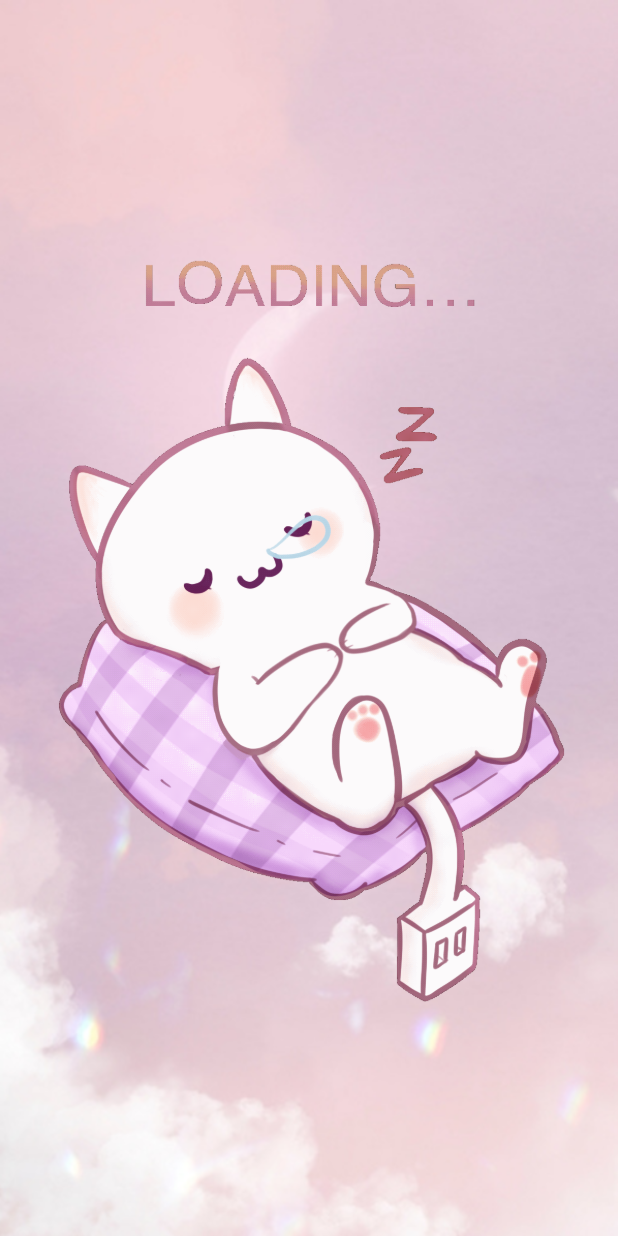
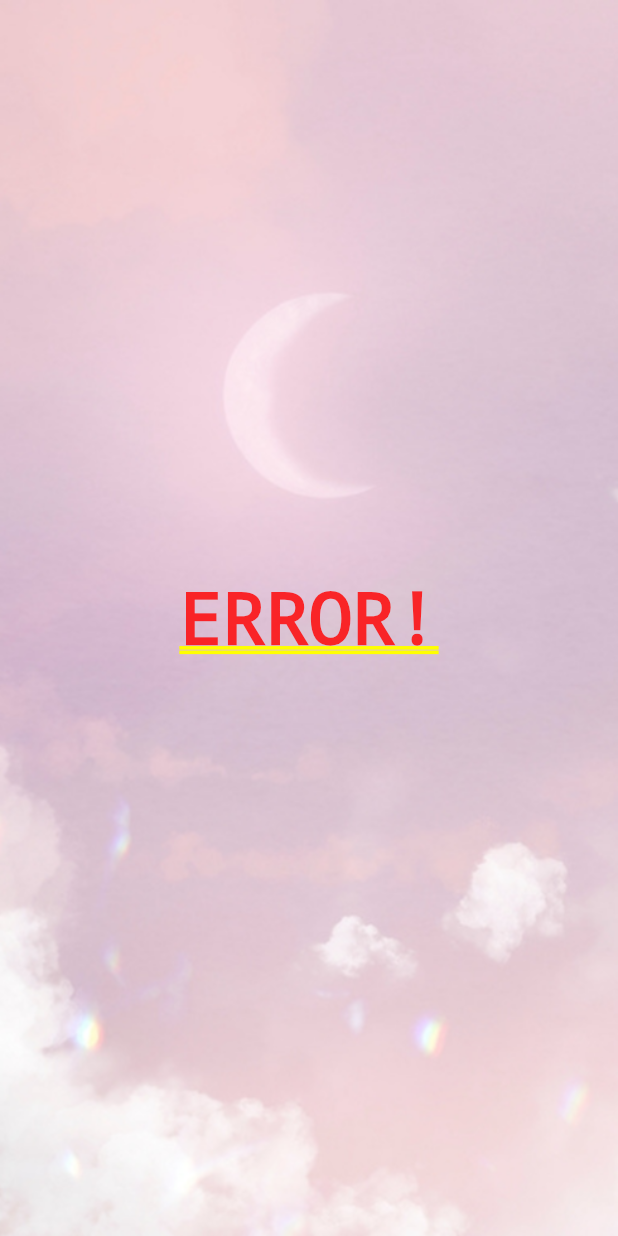
Before and after one commit to Yippea-Pet/purrfect_compawnion, a Flutter app: the Home screen opened by its route, after a tap on "Weather", on a phone screen of 412 x 824 dp. Run offline on Flutter 3.47's test engine with Material 2 defaults, Android fonts, the phone set to English and light mode, and no system bars; our stand-ins replace cloud_firestore, date_picker_timeline, email_validator, firebase_auth, firebase_core, flutter_local_notifications and 7 more; missing offline and left inert: country_codes; accounts and stored records are empty.

Commit message:
Fix bugs - Spamming play button will cause error message now - If permission to location is not given, user will be directed to the error page - fixed tasks not appearing bug - Scheduled notification for the hunger level of pets will include pets' names now ("Soccat! is starving!") - fixed home page button and user guide to fit smaller screen device - hunger level has a maximum value of 100 now

```diff
--- a/lib/pages/features/home.dart
+++ b/lib/pages/features/home.dart
@@ -62,12 +62,13 @@ class _HomeState extends State<Home> {
             ),
             Expanded(
               flex: 2,
+              child: SingleChildScrollView(
                 child: Column(
                   mainAxisAlignment: MainAxisAlignment.spaceEvenly,
                   children: [
                     Center(
                       child: SizedBox(
-                      width: 230,
+                        width: MediaQuery.of(context).size.width * 0.6,
                         child: ElevatedButton(
                             onPressed: () {
                               Navigator.pushNamed(context, '/pethouse');
@@ -78,15 +79,16 @@ class _HomeState extends State<Home> {
                               style: TextStyle(
                                 // backgroundColor: Colors.pink[100],
                                 color: Colors.pink[400],
-                              fontSize: 40.0,
+                                fontSize: MediaQuery.of(context).size.width * 0.1,
                               ),
                             )
                         ),
                       ),
                     ),
+                    SizedBox(height: MediaQuery.of(context).size.height * 0.005,),
                     Center(
                       child: SizedBox(
-                      width: 230,
+                        width: MediaQuery.of(context).size.width * 0.6,
                         child: ElevatedButton(
                             onPressed: () {
                               Navigator.pushNamed(context, '/todo');
@@ -97,15 +99,16 @@ class _HomeState extends State<Home> {
                               style: TextStyle(
                                 // backgroundColor: Colors.pink[100],
                                 color: Colors.pink[400],
-                              fontSize: 40.0,
+                                fontSize: MediaQuery.of(context).size.width * 0.1,
                               ),
                             )
                         ),
                       ),
                     ),
+                    SizedBox(height: MediaQuery.of(context).size.height * 0.01,),
                     Center(
                       child: SizedBox(
-                      width: 230,
+                        width: MediaQuery.of(context).size.width * 0.6,
                         child: ElevatedButton(
                             onPressed: () {
                               Navigator.pushNamed(context, '/weather');
@@ -116,7 +119,7 @@ class _HomeState extends State<Home> {
                               style: TextStyle(
                                 // backgroundColor: Colors.pink[100],
                                 color: Colors.pink[400],
-                              fontSize: 40.0,
+                                fontSize: MediaQuery.of(context).size.width * 0.1,
                               ),
                             )
                         ),
@@ -125,6 +128,7 @@ class _HomeState extends State<Home> {
                   ],
                 ),
               ),
+            ),
           ],
         ),
       ),
--- a/lib/pages/features/user_guide.dart
+++ b/lib/pages/features/user_guide.dart
@@ -24,10 +24,10 @@ class _userGuideState extends State<userGuide> {
   Widget build(BuildContext context) {
     return AlertDialog(
       title: Text("${pages} of ${instructions.length}"),
-      content: Column(
+      content: SingleChildScrollView(
+        child: Column(
           mainAxisAlignment: MainAxisAlignment.spaceBetween,
           children: <Widget>[
-          //Image.asset("assets/SoccatSleep.PNG"),
             imgList[pages - 1],
             Text(instructions[pages - 1]),
             Row(
@@ -52,6 +52,7 @@ class _userGuideState extends State<userGuide> {
             )
           ],
         ),
+      ),
     );
   }
 }
--- a/lib/pages/features/weather_page.dart
+++ b/lib/pages/features/weather_page.dart
@@ -7,6 +7,7 @@ import 'package:intl/intl.dart';
 import 'package:location/location.dart';
 import 'package:purrfect_compawnion/shared/loading.dart';
 import '../../models/weather.dart';
+import '../../shared/error_page.dart';
 
 class WeatherPage extends StatefulWidget {
   const WeatherPage({Key? key}) : super(key: key);
@@ -23,6 +24,7 @@ class _WeatherPageState extends State<WeatherPage> {
   final String APP_ID = '397ae723cbabc3756170e7a70b4c8869';
   Location location = Location();
   bool loading = false;
+  bool _isDataLoaded = false;
 
   @override
   void initState() {
@@ -34,6 +36,8 @@ class _WeatherPageState extends State<WeatherPage> {
   Widget build(BuildContext context) {
     return loading
     ? Loading()
+    : !_isDataLoaded
+        ? ErrorPage()
         : Scaffold(
           extendBodyBehindAppBar: true,
           appBar: AppBar(
@@ -184,7 +188,7 @@ class _WeatherPageState extends State<WeatherPage> {
                                 ? Image.asset('assets/sunanimation2.GIF')
                                 : weather!.main == "Snow"
                                 ? Image.asset('assets/snowsoccat.GIF')
-                            : Image.asset('assets/rainanimation2.GIF')
+                                : Image.asset('assets/rainanimation.GIF')
 
                         ),
                         Expanded(
@@ -236,6 +240,7 @@ class _WeatherPageState extends State<WeatherPage> {
     if (!_serviceEnabled) {
       _serviceEnabled = await location.requestService();
       if (!_serviceEnabled) {
+        loading = false;
         return;
       }
     }
@@ -244,6 +249,7 @@ class _WeatherPageState extends State<WeatherPage> {
     if (_permissionGranted == PermissionStatus.denied) {
       _permissionGranted = await location.requestPermission();
       if (_permissionGranted != PermissionStatus.granted) {
+        loading = false;
         return;
       }
     }
@@ -265,7 +271,7 @@ class _WeatherPageState extends State<WeatherPage> {
       print('http://api.openweathermap.org/geo/1.0/reverse?lat=${_locationData.latitude}&lon=${_locationData.longitude}&limit=1&appid=${APP_ID}');
 
       // To get country name
-      CountryDetails myLocale = CountryCodes.detailsForLocale();
+      // CountryDetails myLocale = CountryCodes.detailsForLocale();
       var weatherData = jsonDecode(jsonEncode(data['weather'][0]));
       var mainData = jsonDecode(jsonEncode(data['main']));
       var sysData = jsonDecode(jsonEncode(data['sys']));
@@ -283,8 +289,14 @@ class _WeatherPageState extends State<WeatherPage> {
           city: geoData['name'],
         );
 
-      setState(() => loading = false);
+      setState(() {
+        loading = false;
+        _isDataLoaded = true;
+      });
     } catch(e) {
+      setState(() {
+        loading = false;
+      });
       ScaffoldMessenger.of(context).showSnackBar(SnackBar(content: Text("${e}")));
     }
   }
--- a/lib/services/database.dart
+++ b/lib/services/database.dart
@@ -1,6 +1,7 @@
 import 'package:cloud_firestore/cloud_firestore.dart';
 
 import '../models/task.dart';
+import '../shared/constants.dart';
 
 class DatabaseService {
   final String? uid;
@@ -63,7 +64,7 @@ class DatabaseService {
 
   Future completeTask(String? id, int? difficulty) async {
     await users.doc(uid).collection("pet").doc("food").update({
-      'foodQuantity': FieldValue.increment((difficulty ?? 0) + 1),
+      'foodQuantity': FieldValue.increment((reward[difficulty!] ?? 0)),
     });
     return await users.doc(uid).collection("tasks").doc(id).update({
       "isCompleted": 1,
--- a/lib/services/notification_services.dart
+++ b/lib/services/notification_services.dart
@@ -79,13 +79,13 @@ class NotifyHelper {
     }
   }
 
-  scheduledHungryNotification(int hour) async {
+  scheduledHungryNotification(int hour, String name) async {
     await flutterLocalNotificationsPlugin.cancel(0);
     if (hour <= 0) {
       await flutterLocalNotificationsPlugin.zonedSchedule(
           0,
           "Warning!",
-          "Your pet is starving!",
+          name + " is starving!",
           tz.TZDateTime.now(tz.local).add(Duration(seconds: 5)),
           const NotificationDetails(
               android: AndroidNotificationDetails(
@@ -101,7 +101,7 @@ class NotifyHelper {
       await flutterLocalNotificationsPlugin.zonedSchedule(
           0,
           "Warning!",
-          "Your pet is starving!",
+          name + " is starving!",
           tz.TZDateTime.now(tz.local).add(Duration(hours: hour)),
           const NotificationDetails(
               android: AndroidNotificationDetails(
--- a/lib/shared/constants.dart
+++ b/lib/shared/constants.dart
@@ -84,3 +84,4 @@ const taskColor2 = Color(0xFFFFACBC);
 const taskColor1 = Color(0xFFFEC4B0);
 const taskTileFontColor = Color(0xFF4E342E); // Colors.brown[800]
 const appBarColor = Color(0xFFEF9A9A);
+List<int?> reward = [5,10,15];
--- /dev/null
+++ b/lib/shared/error_page.dart
@@ -0,0 +1,31 @@
+import 'package:flutter/material.dart';
+
+class ErrorPage extends StatelessWidget {
+  const ErrorPage({Key? key}) : super(key: key);
+
+  @override
+  Widget build(BuildContext context) {
+    return Container(
+        decoration: BoxDecoration(
+          image: DecorationImage(
+            image: AssetImage("assets/loadingbg.png"),
+            fit: BoxFit.cover,
+          ),
+        ),
+        child: Padding(
+            padding: const EdgeInsets.all(20.0),
+            child: Column(
+                mainAxisAlignment: MainAxisAlignment.center,
+                crossAxisAlignment: CrossAxisAlignment.center,
+                children: <Widget>[
+                  Text("ERROR!"),
+                  // Expanded(
+                  //     flex: 5,
+                  //     child: Image.asset('assets/sleepingsoccat.GIF')
+                  // ),
+                ]
+            )
+        )
+    );
+  }
+}
```
Also changed, not shown: lib/pages/features/pethouse.dart (+39 -13 lines), lib/pages/features/task_list.dart (+6 -7 lines), 1 other file. Lines whose indentation alone changed are shown as unchanged.
